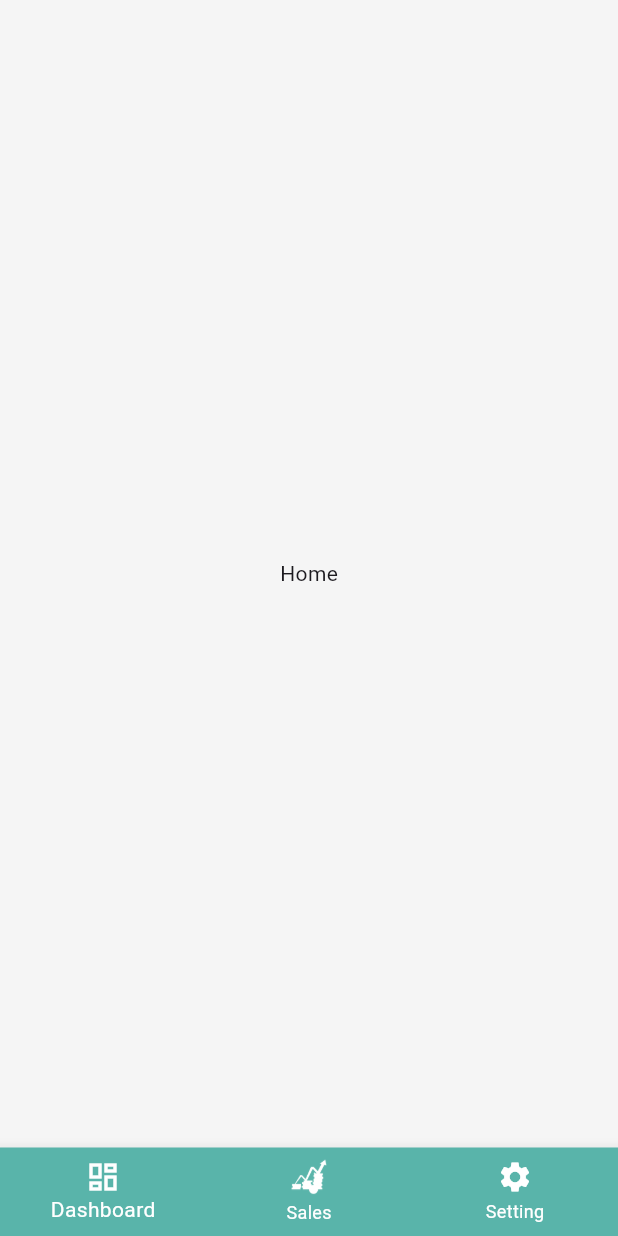
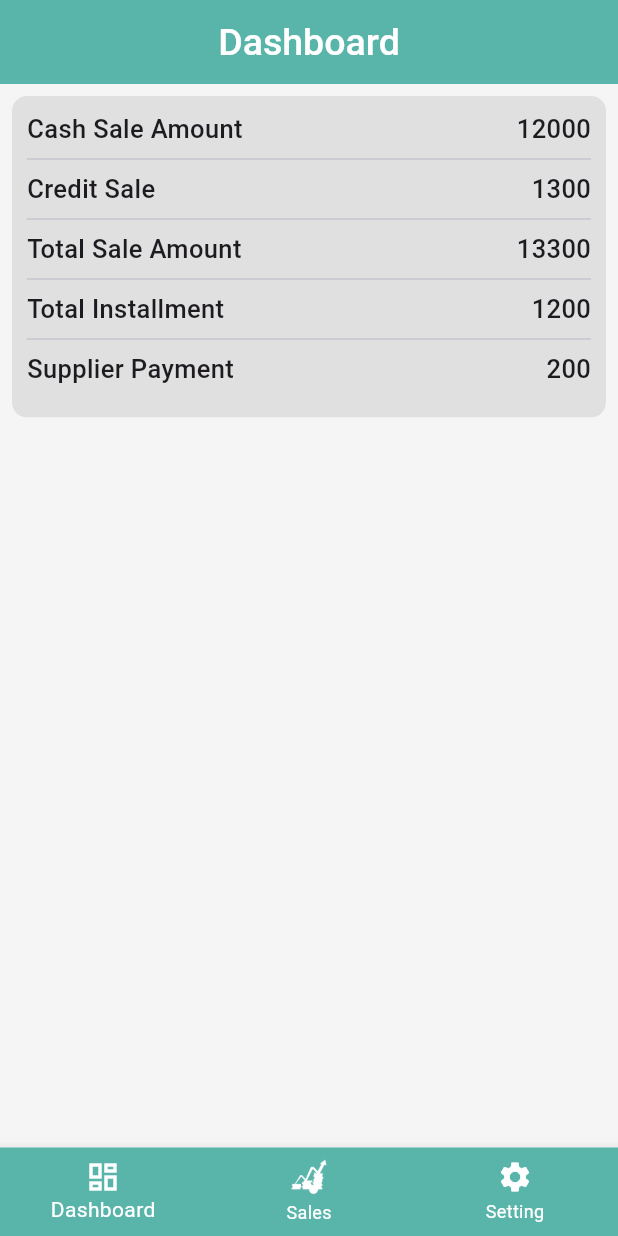
Before and after one commit to Shahabmustafa/Flutter-invoice-app, a Flutter app: the HomePage screen opened by its route, on a phone screen of 412 x 824 dp. Run offline on Flutter 3.47's test engine with Material 3 defaults, Android fonts, the phone set to English and light mode, and no system bars; our stand-ins replace avatar_glow, cached_network_image, cloud_firestore, firebase_auth, firebase_core, firebase_storage and 9 more; missing offline and left inert: dart:ffi, emailjs; accounts and stored records are empty.

Commit message:
add dashboard screen

```diff
--- /dev/null
+++ b/lib/model/dashboard_model.dart
@@ -0,0 +1,33 @@
+class DashboardModel {
+  String? cashSaleAmount;
+  String? creditSale;
+  String? totalSaleAmount;
+  String? totalInstallment;
+  String? supplierPayment;
+
+  DashboardModel(
+      {this.cashSaleAmount,
+        this.creditSale,
+        this.totalSaleAmount,
+        this.totalInstallment,
+        this.supplierPayment,
+       });
+
+  DashboardModel.fromJson(Map<String, dynamic> json) {
+    cashSaleAmount = json['cashSaleAmount'];
+    creditSale = json['creditSale'];
+    totalSaleAmount = json['totalSaleAmount'];
+    totalInstallment = json['atotalInstallmentddress'];
+    supplierPayment = json['supplierPayment'];
+  }
+
+  Map<String, dynamic> toJson() {
+    final Map<String, dynamic> data = new Map<String, dynamic>();
+    data['cashSaleAmount'] = this.cashSaleAmount;
+    data['creditSale'] = this.creditSale;
+    data['totalSaleAmount'] = this.totalSaleAmount;
+    data['totalInstallment'] = this.totalInstallment;
+    data['supplierPayment'] = this.supplierPayment;
+    return data;
+  }
+}
--- a/lib/res/app_api/app_api_service.dart
+++ b/lib/res/app_api/app_api_service.dart
@@ -33,4 +33,8 @@ class AppApiService{
   firestore.collection("users")
       .doc(userId)
       .collection("orders");
+
+  static final dashboard =
+  firestore.collection("dashboard")
+      .doc(userId);
 }
--- a/lib/view model/firebase/order_controller.dart
+++ b/lib/view model/firebase/order_controller.dart
@@ -35,6 +35,8 @@ class OrderController extends GetxController{
     loading.setLoading(true);
     try{
       await AppApiService.order.add(orderModel.toJson()).then((value){
+        AppApiService.dashboard.set({});
+
         loading.setLoading(false);
       }).onError((error, stackTrace){
         loading.setLoading(false);
--- /dev/null
+++ b/lib/view/bottam navigator bar/dashboard/dashboard_screen.dart
@@ -0,0 +1,140 @@
+import 'package:flutter/material.dart';
+
+class DashboardScreen extends StatefulWidget {
+  const DashboardScreen({Key? key}) : super(key: key);
+
+  @override
+  State<DashboardScreen> createState() => _DashboardScreenState();
+}
+
+class _DashboardScreenState extends State<DashboardScreen> {
+  @override
+  Widget build(BuildContext context) {
+    final size = MediaQuery.sizeOf(context);
+    return Scaffold(
+      appBar: AppBar(
+        title: Text("Dashboard"),
+        automaticallyImplyLeading: false,
+      ),
+      body: Column(
+        children: [
+          Padding(
+            padding: const EdgeInsets.all(8.0),
+            child: Container(
+              height: size.height * 0.26,
+              width: size.width * 1,
+              padding: EdgeInsets.symmetric(horizontal: 10,vertical: 10),
+              decoration: BoxDecoration(
+                color: Colors.grey.shade300,
+                borderRadius: BorderRadius.circular(10),
+              ),
+              child: Column(
+                children: [
+                  Row(
+                    mainAxisAlignment: MainAxisAlignment.spaceBetween,
+                    children: [
+                      Text(
+                        "Cash Sale Amount",
+                        style: TextStyle(
+                          fontSize: 17,
+                          fontWeight: FontWeight.w500,
+                        ),
+                      ),
+                      Text(
+                        "12000",
+                        style: TextStyle(
+                          fontSize: 17,
+                          fontWeight: FontWeight.w500,
+                        ),
+                      ),
+                    ],
+                  ),
+                  Divider(),
+                  Row(
+                    mainAxisAlignment: MainAxisAlignment.spaceBetween,
+                    children: [
+                      Text(
+                        "Credit Sale",
+                        style: TextStyle(
+                          fontSize: 17,
+                          fontWeight: FontWeight.w500,
+                        ),
+                      ),
+                      Text(
+                        "1300",
+                        style: TextStyle(
+                          fontSize: 17,
+                          fontWeight: FontWeight.w500,
+                        ),
+                      ),
+                    ],
+                  ),
+                  Divider(),
+                  Row(
+                    mainAxisAlignment: MainAxisAlignment.spaceBetween,
+                    children: [
+                      Text(
+                        "Total Sale Amount",
+                        style: TextStyle(
+                          fontSize: 17,
+                          fontWeight: FontWeight.w500,
+                        ),
+                      ),
+                      Text(
+                        "13300",
+                        style: TextStyle(
+                          fontSize: 17,
+                          fontWeight: FontWeight.w500,
+                        ),
+                      ),
+                    ],
+                  ),
+                  Divider(),
+                  Row(
+                    mainAxisAlignment: MainAxisAlignment.spaceBetween,
+                    children: [
+                      Text(
+                        "Total Installment",
+                        style: TextStyle(
+                          fontSize: 17,
+                          fontWeight: FontWeight.w500,
+                        ),
+                      ),
+                      Text(
+                        "1200",
+                        style: TextStyle(
+                          fontSize: 17,
+                          fontWeight: FontWeight.w500,
+                        ),
+                      ),
+                    ],
+                  ),
+                  Divider(),
+                  Row(
+                    mainAxisAlignment: MainAxisAlignment.spaceBetween,
+                    children: [
+                      Text(
+                        "Supplier Payment",
+                        style: TextStyle(
+                          fontSize: 17,
+                          fontWeight: FontWeight.w500,
+                        ),
+                      ),
+                      Text(
+                        "200",
+                        style: TextStyle(
+                          fontSize: 17,
+                          fontWeight: FontWeight.w500,
+                        ),
+                      ),
+                    ],
+                  ),
+                ],
+              ),
+            ),
+          ),
+        ],
+      ),
+    );
+  }
+}
--- a/lib/view/home/home_screen.dart
+++ b/lib/view/home/home_screen.dart
@@ -1,6 +1,7 @@
 import 'package:flutter/material.dart';
 import 'package:flutter_invoice_app/res/colors/app_colors.dart';
 import 'package:flutter_invoice_app/res/component/image_convert_to_icons.dart';
+import 'package:flutter_invoice_app/view/bottam%20navigator%20bar/dashboard/dashboard_screen.dart';
 
 import '../bottam navigator bar/setting/setting.dart';
 
@@ -15,7 +16,7 @@ class _HomePageState extends State<HomePage> {
   int pageIndex = 0;
 
   List PageIndex = [
-    Text("Home"),
+    DashboardScreen(),
     Text("Static"),
     SettingPage(),
   ];
```
